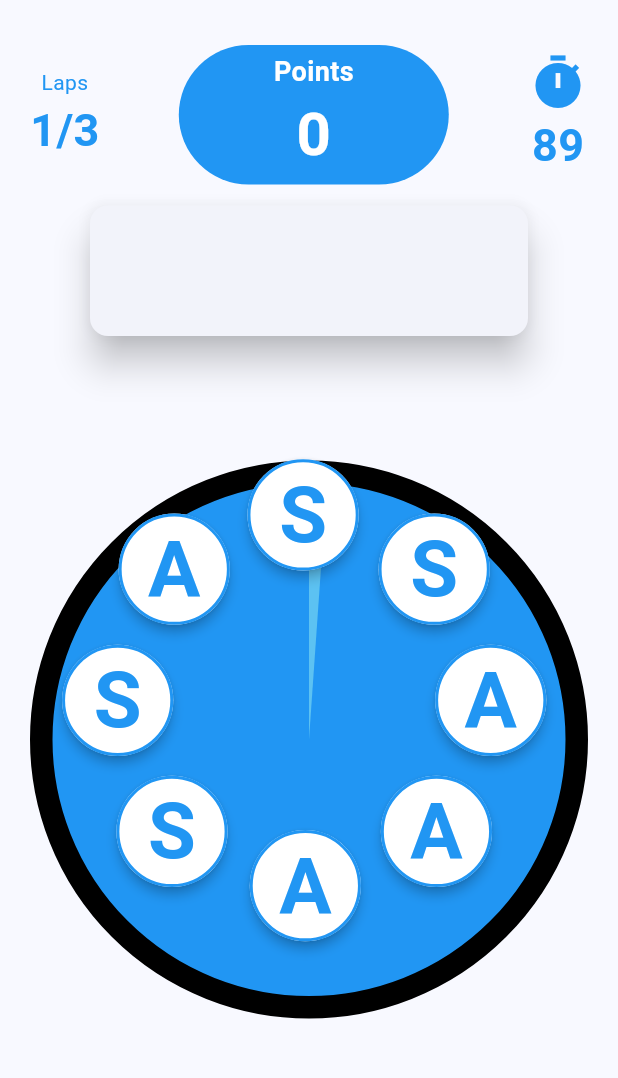
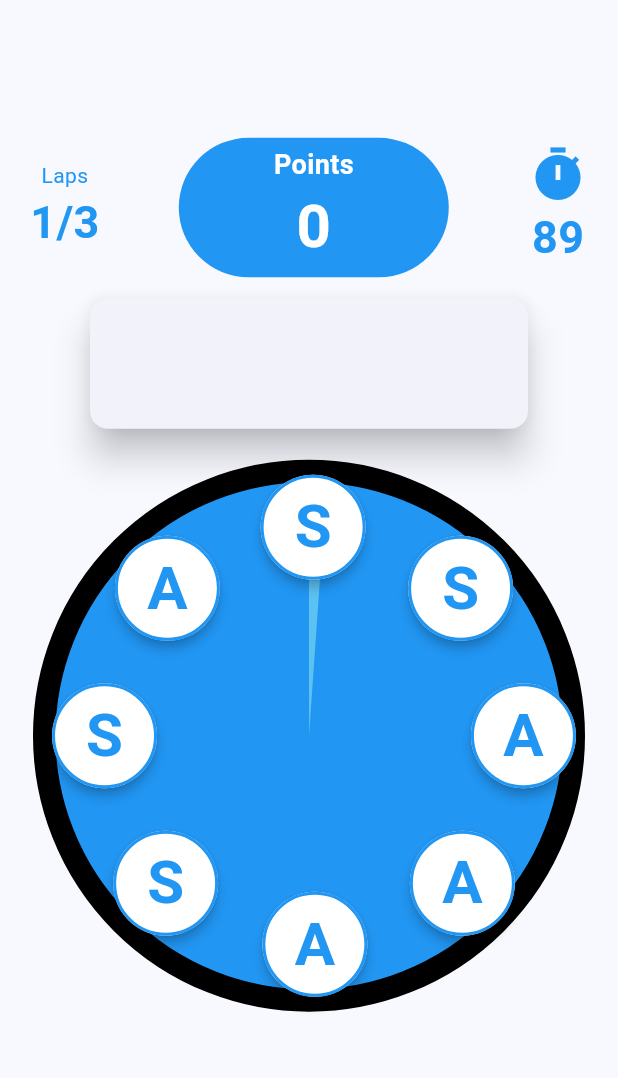
Before and after one commit to Ayush7901/houseparty_app, a Flutter app: the screen it shows after launch, after a tap on "Start Game", on a phone screen of 412 x 824 dp, the part 84-1162 px from its top. Run offline on Flutter 3.47's test engine with Material 3 defaults, Android fonts, the phone set to English and light mode, and no system bars; missing offline and left inert: dictionaryx.

Commit message:
fixes UI responsiveness, timer running in wait, adds named routing

```diff
--- a/frontend/lib/game/background.dart
+++ b/frontend/lib/game/background.dart
@@ -9,13 +9,15 @@ class TimerArcPainter extends CustomPainter {
   @override
   void paint(Canvas canvas, Size size) {
     var center = size / 2;
+    var radius = min(size.width, size.height) - 30;
     var paint = Paint()..color = const Color.fromARGB(255, 92, 194, 242);
+    // print('TimerBG button Coordinates: ${size.width} ${size.height}');
     // print((1.0 - timerPercentage));
     canvas.drawArc(
       Rect.fromCenter(
         center: Offset(center.width, center.height),
-        width: 320,
-        height: 320,
+        width: radius,
+        height: radius,
       ),
       -pi / 2,
       2 * pi - timerPercentage,
@@ -23,29 +25,6 @@ class TimerArcPainter extends CustomPainter {
       paint,
     );
   }
-
-  // void paint(Canvas canvas, Size size) {
-  //   const double strokeWidth = 35;
-  //   final double radius = (size.width - strokeWidth) / 2;
-  //   final Offset center = Offset(size.width / 2, size.height / 2);
-
-  //   final Paint paint = Paint()
-  //     ..color = const Color.fromARGB(255, 92, 194, 242)
-  //     ..style = PaintingStyle.fill; // Changed to fill to create a sector
-
-  //   const double startAngle = -pi / 2; // Start angle (top center)
-  //   final double sweepAngle =
-  //       2 * pi * timerPercentage; // Sweep angle based on timer percentage
-
-  //   final Path path = Path();
-  //   path.moveTo(center.dx, center.dy); // Move to the center
-  //   path.lineTo(center.dx + radius * cos(startAngle),
-  //       center.dy + radius * sin(startAngle)); // Move to the start point
-  //   path.arcTo(Rect.fromCircle(center: center, radius: radius), startAngle,
-  //       sweepAngle, true); // Draw the arc
-  //   path.close(); // Close the path to complete the sector
-  //   canvas.drawPath(path, paint); // Draw the sector
-  // }
 
   @override
   bool shouldRepaint(TimerArcPainter oldDelegate) {
@@ -64,6 +43,7 @@ class TimerArc extends StatefulWidget {
 
 class _TimerArcState extends State<TimerArc> {
   @override
+
   Widget build(BuildContext context) {
     return CustomPaint(
       painter: TimerArcPainter(widget.timerPercentage),
--- a/frontend/lib/game/game_screen.dart
+++ b/frontend/lib/game/game_screen.dart
@@ -89,6 +89,7 @@ class _GameScreenState extends State<GameScreen> {
   var lapCounter = 1;
   double timerPct = 2 * pi;
   bool isChecking = false;
+  bool isNewRoundStarting = false;
   int textCorrectState = -1;
   Timer? _timer;
   String text = '';
@@ -100,7 +101,7 @@ class _GameScreenState extends State<GameScreen> {
 
   void finishCountDown() {
     setState(() {
-      isCountdown = false;
+      isNewRoundStarting = false;
     });
   }
 
@@ -121,6 +122,7 @@ class _GameScreenState extends State<GameScreen> {
       text = '';
       isChecking = false;
       textCorrectState = -1;
+
     });
   }
 
@@ -169,13 +171,7 @@ class _GameScreenState extends State<GameScreen> {
       // }
       buttonStateList = generateRandomList();
       lapCounter += 1;
-      isCountdown = true;
-      Navigator.push(
-        context,
-        MaterialPageRoute(
-            builder: (context) =>
-                CountdownScreen(finishCountDown: finishCountDown)),
-      );
+      isNewRoundStarting = true;
     });
   }
 
@@ -189,6 +185,8 @@ class _GameScreenState extends State<GameScreen> {
 
   @override
   Widget build(BuildContext context) {
+    final sizeData = MediaQuery.of(context).size;
+    // print('GameScreen button Coordinates: ${MediaQuery.of(context).size.width} ${MediaQuery.of(context).size.width}');
     return Scaffold(
       appBar: AppBar(
         title: const Text(
@@ -197,7 +195,9 @@ class _GameScreenState extends State<GameScreen> {
         ),
         backgroundColor: Colors.blue,
       ),
-      body: Center(
+      body: isNewRoundStarting
+          ? CountdownScreen(finishCountDown: finishCountDown)
+          : Center(
               child: Container(
                 width: double.infinity,
                 padding: const EdgeInsets.all(10),
@@ -205,7 +205,7 @@ class _GameScreenState extends State<GameScreen> {
                 child: Column(
                   mainAxisAlignment: MainAxisAlignment.start,
                   crossAxisAlignment: CrossAxisAlignment.center,
-            mainAxisSize: MainAxisSize.max,
+                  mainAxisSize: MainAxisSize.min,
                   children: [
                     const SizedBox(height: 10),
                     Row(
@@ -259,16 +259,19 @@ class _GameScreenState extends State<GameScreen> {
                         ),
                       ),
                     ),
-              const SizedBox(height: 10),
-              Expanded(
+                    const SizedBox(height: 5),
+                    Container(
+                      height: sizeData.height * 0.47,
+                      width: sizeData.width * 0.9,
+                      margin: const EdgeInsets.all(2),
                       child: AspectRatio(
                         aspectRatio: 1.0,
                         child: Stack(
-                    alignment: Alignment.center,
+                          // alignment: Alignment.center,
                           children: [
                             Container(
-                        height: double.infinity,
-                        width: double.infinity,
+                              // height: double.infinity,
+                              // width: double.infinity,
                               decoration: BoxDecoration(
                                 color: Colors.blue,
                                 shape: BoxShape.circle,
@@ -279,7 +282,6 @@ class _GameScreenState extends State<GameScreen> {
                             ),
                             // TimerArc(timerPct),
                             Positioned(
-                        // Adjust position to center the arc
                               top: 0,
                               bottom: 0,
                               left: 0,
@@ -292,7 +294,10 @@ class _GameScreenState extends State<GameScreen> {
                                 buttonState: buttonStateList[i],
                                 onSelected: selected,
                                 checkInputEvent: checkInputEvent,
-                            isChecking: isChecking),
+                                isChecking: isChecking,
+                                centerPoint: Offset((sizeData.width * 0.9) / 2,
+                                    (sizeData.height * 0.47) / 2),
+                              ),
                           ],
                         ),
                       ),
--- a/frontend/lib/game/positioned_button.dart
+++ b/frontend/lib/game/positioned_button.dart
@@ -8,6 +8,7 @@ class PositionedButton extends StatefulWidget {
   // final String text;
   final Function onSelected;
   final Function checkInputEvent;
+  final Offset centerPoint;
   final bool isChecking;
   // final Function onUnSelected;
   final Color buttonColor;
@@ -16,8 +17,8 @@ class PositionedButton extends StatefulWidget {
   final double fontSize;
   final ButtonState buttonState;
 
-  PositionedButton(
-      {required this.angle,
+  PositionedButton({
+    required this.angle,
     // required this.text,
     required this.onSelected,
     required this.checkInputEvent,
@@ -25,9 +26,11 @@ class PositionedButton extends StatefulWidget {
     // required this.onUnSelected,
     this.buttonColor = Colors.white, // Default button color
     this.textColor = Colors.blue, // Default text color
-      this.buttonRadius = 35, // Default button radius
+    this.buttonRadius = 70, // Default button radius
     this.fontSize = 40, // Default font size
-      required this.buttonState});
+    required this.buttonState,
+    required this.centerPoint,
+  });
 
   @override
   _PositionedButtonState createState() => _PositionedButtonState();
@@ -38,24 +41,14 @@ class _PositionedButtonState extends State<PositionedButton> {
 
   @override
   Widget build(BuildContext context) {
-    // const double circleRadius = 120; // Radius of the circle
-    // final double centerX = 175; // X coordinate of the circle center
-    // final double centerY = 180; // Y coordinate of the circle center
-    const double circleRadius =
-        0.3; // Proportion of screen width for circle radius
-    final double buttonRadius =
-        0.09; // Proportion of screen width for button radius
-    final double centerX = MediaQuery.of(context).size.width /
-        2.3; // X coordinate of the circle center
-    final double centerY = MediaQuery.of(context).size.height / 3.6; // Y coordinate of the circle center
-    final double buttonX = centerX +
-        circleRadius * MediaQuery.of(context).size.width * cos(widget.angle) -
-        buttonRadius * MediaQuery.of(context).size.width;
-    final double buttonY = centerY +
-        circleRadius * MediaQuery.of(context).size.width * sin(widget.angle) -
-        buttonRadius * MediaQuery.of(context).size.width;
+    double circleRadius = min(widget.centerPoint.dx, widget.centerPoint.dy); // Proportion of screen width for circle radius
+    final double buttonRadius = widget.buttonRadius; // Proportion of screen width for button radius
+
+    final double buttonX = widget.centerPoint.dx + circleRadius * cos(widget.angle) * 0.75 - buttonRadius/2;
+    final double buttonY = widget.centerPoint.dy + circleRadius * sin(widget.angle) * 0.75 - buttonRadius/2;
 
     return Positioned(
+
       left: buttonX,
       top: buttonY,
       child: ElevatedButton(
@@ -76,7 +69,7 @@ class _PositionedButtonState extends State<PositionedButton> {
           backgroundColor: widget.buttonColor,
           shape: const CircleBorder(), // Make button circular
           elevation: 3, // Button elevation
-          minimumSize: Size(buttonRadius * MediaQuery.of(context).size.width * 2, buttonRadius * MediaQuery.of(context).size.width * 2),
+          minimumSize: Size(widget.buttonRadius, widget.buttonRadius),
           side: BorderSide(
             color: widget.buttonState.correctState == -1
                 ? (widget.buttonState.isPressed
@@ -98,7 +91,7 @@ class _PositionedButtonState extends State<PositionedButton> {
                 : (widget.buttonState.correctState == 1
                     ? Colors.green
                     : Colors.red),
-            fontSize: buttonRadius * MediaQuery.of(context).size.width * 2 * 0.7, // Adjust font size as needed
+            fontSize: widget.fontSize, // Adjust font size as needed
             fontWeight: FontWeight.bold,
           ),
         ),
--- a/frontend/lib/game/start_screen.dart
+++ b/frontend/lib/game/start_screen.dart
@@ -1,5 +1,4 @@
 import 'package:flutter/material.dart';
-import './game_screen.dart';
 
 class StartScreen extends StatelessWidget {
   @override
@@ -18,9 +17,9 @@ class StartScreen extends StatelessWidget {
           child: ElevatedButton(
             onPressed: () {
               // Add your button onPressed logic here
-              Navigator.pushReplacement(
+              Navigator.pushReplacementNamed(
                 context,
-                MaterialPageRoute(builder: (context) => GameScreen()),
+                '/game-screen'
               );
             },
             style: ElevatedButton.styleFrom(
--- a/frontend/lib/game/timer.dart
+++ b/frontend/lib/game/timer.dart
@@ -1,7 +1,6 @@
 import 'dart:async';
 import 'package:flutter/material.dart';
 import './inputs.dart';
-import './points_screen.dart';
 
 class LapTimer extends StatefulWidget {
   final Function incrementLap;
@@ -46,12 +45,8 @@ class _LapTimerState extends State<LapTimer> {
         if (timer.tick >= timerMaxSeconds) {
           if (widget.getLapCounter() == 3) {
             timer.cancel();
-            Navigator.pushReplacement(
-              context,
-              MaterialPageRoute(
-                  builder: (context) =>
-                      PointsScreen(inputList: widget.inputList)),
-            );
+            Navigator.pushReplacementNamed(context, '/points-screen',
+                arguments: {'inputList': widget.inputList});
           } else {
             widget.incrementLap();
             timerMaxSeconds += maxLapTime;
--- a/frontend/lib/main.dart
+++ b/frontend/lib/main.dart
@@ -1,4 +1,6 @@
 import 'package:flutter/material.dart';
+import 'package:frontend/game/game_screen.dart';
+import 'package:frontend/game/points_screen.dart';
 import './game/start_screen.dart';
 
 void main() {
@@ -12,12 +14,18 @@ class MyApp extends StatelessWidget {
   @override
   Widget build(BuildContext context) {
     return MaterialApp(
-      title: 'Flutter Demo',
-      theme: ThemeData(
-        colorScheme: ColorScheme.fromSeed(seedColor: Colors.blue),
-        useMaterial3: true,
-      ),
-      home: StartScreen(),
-    );
+        title: 'Flutter Demo',
+        theme: ThemeData(
+          colorScheme: ColorScheme.fromSeed(seedColor: Colors.blue),
+          useMaterial3: true,
+        ),
+        routes: {
+          '/': (context) => StartScreen(), // Define the default route
+          '/game-screen': (context) =>
+              GameScreen(), // Define a named route for the game screen
+          '/points-screen': (context) => PointsScreen(
+              inputList: const {}), // Define a named route for the settings screen
+          // Add more named routes as needed
+        });
   }
 }
```
Also changed, not shown: frontend/lib/game/countdown_screen.dart (+7 -23 lines), frontend/lib/game/points_screen.dart (+13 -11 lines). Lines whose indentation alone changed are shown as unchanged.
